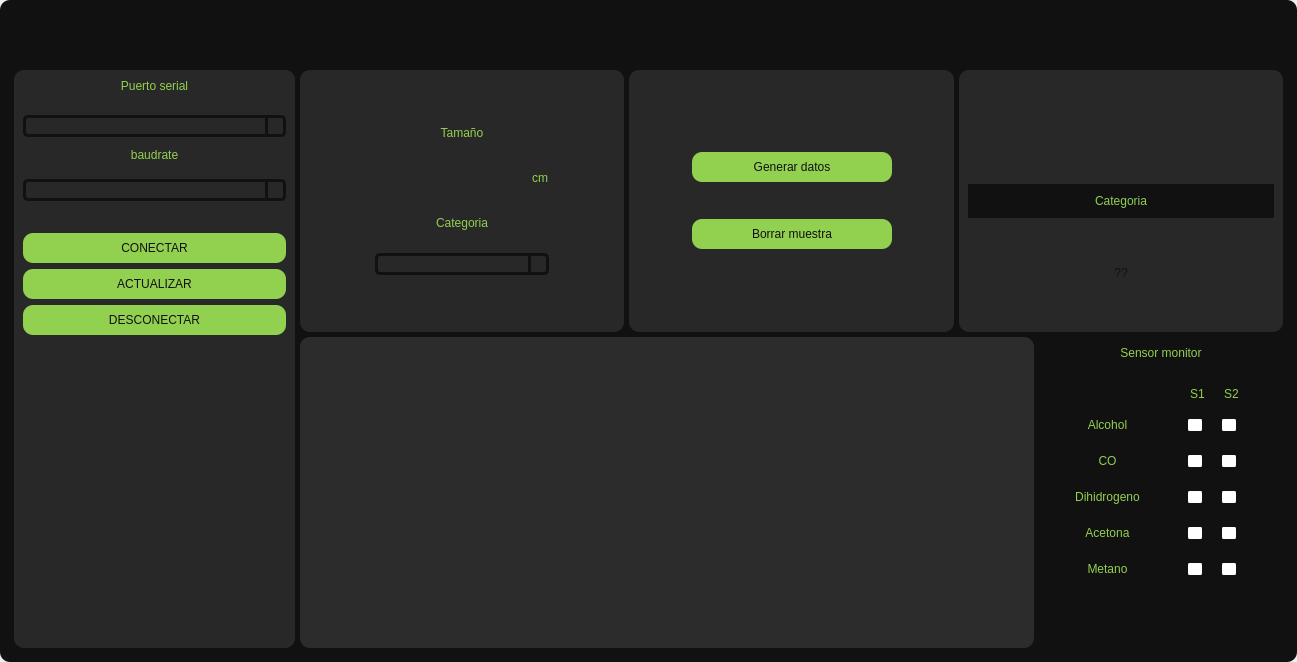
The window that Design.ui (victor456472/HMI-Enose) describes before a commit, drawn with Qt 5.
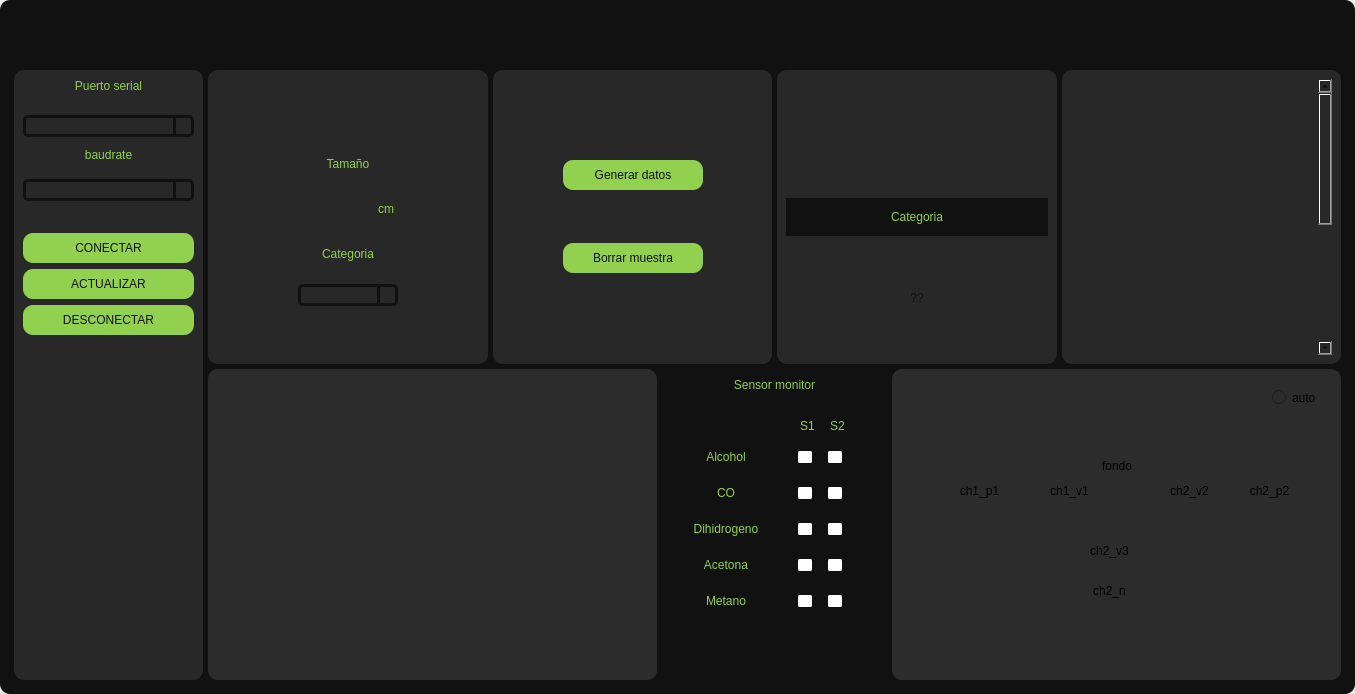
The same window after the commit. Icons and pictures are not drawn.

Commit message: frontend en mantenimiento

```diff
--- a/Design.ui
+++ b/Design.ui
@@ -6,8 +6,8 @@
    <rect>
     <x>0</x>
     <y>0</y>
-    <width>1297</width>
-    <height>662</height>
+    <width>1355</width>
+    <height>694</height>
    </rect>
   </property>
   <property name="windowTitle">
@@ -222,7 +222,7 @@
            <number>5</number>
           </property>
           <item>
-           <layout class="QHBoxLayout" name="horizontalLayout_3" stretch="2,7">
+           <layout class="QHBoxLayout" name="horizontalLayout_3" stretch="2,12">
             <item>
              <widget class="QFrame" name="frame_3">
               <property name="styleSheet">
@@ -506,7 +506,7 @@
             <item>
              <layout class="QVBoxLayout" name="verticalLayout_3" stretch="2,2">
               <item>
-               <layout class="QHBoxLayout" name="horizontalLayout_2" stretch="3,3,3">
+               <layout class="QHBoxLayout" name="horizontalLayout_2" stretch="3,3,3,3">
                 <property name="leftMargin">
                  <number>0</number>
                 </property>
@@ -528,6 +528,9 @@
                      <property name="orientation">
                       <enum>Qt::Vertical</enum>
                      </property>
+                     <property name="sizeType">
+                      <enum>QSizePolicy::MinimumExpanding</enum>
+                     </property>
                      <property name="sizeHint" stdset="0">
                       <size>
                        <width>20</width>
@@ -589,11 +592,11 @@
                          <enum>Qt::Horizontal</enum>
                         </property>
                         <property name="sizeType">
-                         <enum>QSizePolicy::MinimumExpanding</enum>
+                         <enum>QSizePolicy::Minimum</enum>
                         </property>
                         <property name="sizeHint" stdset="0">
                          <size>
-                          <width>50</width>
+                          <width>40</width>
                           <height>20</height>
                          </size>
                         </property>
@@ -603,13 +606,13 @@
                        <widget class="QLineEdit" name="lineEdit_tamano">
                         <property name="minimumSize">
                          <size>
-                          <width>150</width>
+                          <width>50</width>
                           <height>30</height>
                          </size>
                         </property>
                         <property name="maximumSize">
                          <size>
-                          <width>144</width>
+                          <width>50</width>
                           <height>16777215</height>
                          </size>
                         </property>
@@ -662,11 +665,11 @@
                          <enum>Qt::Horizontal</enum>
                         </property>
                         <property name="sizeType">
-                         <enum>QSizePolicy::MinimumExpanding</enum>
+                         <enum>QSizePolicy::Minimum</enum>
                         </property>
                         <property name="sizeHint" stdset="0">
                          <size>
-                          <width>50</width>
+                          <width>40</width>
                           <height>20</height>
                          </size>
                         </property>
@@ -716,7 +719,7 @@
                          <enum>Qt::Horizontal</enum>
                         </property>
                         <property name="sizeType">
-                         <enum>QSizePolicy::Maximum</enum>
+                         <enum>QSizePolicy::Minimum</enum>
                         </property>
                         <property name="sizeHint" stdset="0">
                          <size>
@@ -730,13 +733,13 @@
                        <widget class="QComboBox" name="comboBox_categoria">
                         <property name="minimumSize">
                          <size>
-                          <width>102</width>
+                          <width>100</width>
                           <height>0</height>
                          </size>
                         </property>
                         <property name="maximumSize">
                          <size>
-                          <width>174</width>
+                          <width>100</width>
                           <height>16777215</height>
                          </size>
                         </property>
@@ -774,7 +777,7 @@
                          <enum>Qt::Horizontal</enum>
                         </property>
                         <property name="sizeType">
-                         <enum>QSizePolicy::Maximum</enum>
+                         <enum>QSizePolicy::Minimum</enum>
                         </property>
                         <property name="sizeHint" stdset="0">
                          <size>
@@ -793,7 +796,7 @@
                       <enum>Qt::Vertical</enum>
                      </property>
                      <property name="sizeType">
-                      <enum>QSizePolicy::Expanding</enum>
+                      <enum>QSizePolicy::Minimum</enum>
                      </property>
                      <property name="sizeHint" stdset="0">
                       <size>
@@ -903,7 +906,7 @@
                              <widget class="QPushButton" name="boton_generar_datos">
                               <property name="minimumSize">
                                <size>
-                                <width>200</width>
+                                <width>100</width>
                                 <height>30</height>
                                </size>
                               </property>
@@ -1212,10 +1215,90 @@
                   </layout>
                  </widget>
                 </item>
+                <item>
+                 <widget class="QFrame" name="frame_32">
+                  <property name="styleSheet">
+                   <string notr="true">background-color:rgb(40,40,40);
+border-radius:10px</string>
+                  </property>
+                  <property name="frameShape">
+                   <enum>QFrame::StyledPanel</enum>
+                  </property>
+                  <property name="frameShadow">
+                   <enum>QFrame::Raised</enum>
+                  </property>
+                  <layout class="QVBoxLayout" name="verticalLayout_18">
+                   <item>
+                    <widget class="QScrollArea" name="scrollArea">
+                     <property name="styleSheet">
+                      <string notr="true"> QScrollBar:vertical{
+	border:none;
+	background-color: rgb(80,80,122);
+	width: 14px;
+	margin: 15px 0 15px 0;
+	border-radius: 0px;
+}
+
+QScrollBar::handle:vertical{
+	background-color:rgb(80,80,122);
+	min-height:30px;
+	border-radius:7px;
+}
+QScrollBar::handle:vertical:hover{
+	background-color: rgb(164, 252, 97);
+}
+QScrollBar::handle:vertical:pressed{
+	background-color: rgb(53, 148, 39);
+}
+QScrollBar::sub-line:vertical{
+	border:none;
+	background-color: rgb(80,80,122);
+	height: 15px;
+}</string>
+                     </property>
+                     <property name="widgetResizable">
+                      <bool>true</bool>
+                     </property>
+                     <widget class="QWidget" name="scrollAreaWidgetContents">
+                      <property name="geometry">
+                       <rect>
+                        <x>0</x>
+                        <y>0</y>
+                        <width>245</width>
+                        <height>518</height>
+                       </rect>
+                      </property>
+                      <layout class="QVBoxLayout" name="verticalLayout_19">
+                       <item>
+                        <widget class="QFrame" name="frame_33">
+                         <property name="minimumSize">
+                          <size>
+                           <width>0</width>
+                           <height>500</height>
+                          </size>
+                         </property>
+                         <property name="styleSheet">
+                          <string notr="true"/>
+                         </property>
+                         <property name="frameShape">
+                          <enum>QFrame::StyledPanel</enum>
+                         </property>
+                         <property name="frameShadow">
+                          <enum>QFrame::Raised</enum>
+                         </property>
+                        </widget>
+                       </item>
+                      </layout>
+                     </widget>
+                    </widget>
+                   </item>
+                  </layout>
+                 </widget>
+                </item>
                </layout>
               </item>
               <item>
-               <layout class="QHBoxLayout" name="horizontalLayout_10" stretch="6,2">
+               <layout class="QHBoxLayout" name="horizontalLayout_10" stretch="6,3,6">
                 <item>
                  <widget class="QFrame" name="frame_5">
                   <property name="styleSheet">
@@ -2089,6 +2172,124 @@
                   </layout>
                  </widget>
                 </item>
+                <item>
+                 <widget class="QFrame" name="frame_31">
+                  <property name="styleSheet">
+                   <string notr="true">background-color:rgb(44,44,44);
+border-radius:10px</string>
+                  </property>
+                  <property name="frameShape">
+                   <enum>QFrame::StyledPanel</enum>
+                  </property>
+                  <property name="frameShadow">
+                   <enum>QFrame::Raised</enum>
+                  </property>
+                  <widget class="QRadioButton" name="radioButton">
+                   <property name="geometry">
+                    <rect>
+                     <x>380</x>
+                     <y>20</y>
+                     <width>51</width>
+                     <height>17</height>
+                    </rect>
+                   </property>
+                   <property name="text">
+                    <string>auto</string>
+                   </property>
+                  </widget>
+                  <widget class="QPushButton" name="button_ch2_n">
+                   <property name="geometry">
+                    <rect>
+                     <x>180</x>
+                     <y>210</y>
+                     <width>75</width>
+                     <height>23</height>
+                    </rect>
+                   </property>
+                   <property name="text">
+                    <string>ch2_n</string>
+                   </property>
+                  </widget>
+                  <widget class="QPushButton" name="button_ch2_v3">
+                   <property name="geometry">
+                    <rect>
+                     <x>180</x>
+                     <y>170</y>
+                     <width>75</width>
+                     <height>23</height>
+                    </rect>
+                   </property>
+                   <property name="text">
+                    <string>ch2_v3</string>
+                   </property>
+                  </widget>
+                  <widget class="QPushButton" name="button_ch2_v2">
+                   <property name="geometry">
+                    <rect>
+                     <x>260</x>
+                     <y>110</y>
+                     <width>75</width>
+                     <height>23</height>
+                    </rect>
+                   </property>
+                   <property name="text">
+                    <string>ch2_v2</string>
+                   </property>
+                  </widget>
+                  <widget class="QPushButton" name="button_ch2_p2">
+                   <property name="geometry">
+                    <rect>
+                     <x>340</x>
+                     <y>110</y>
+                     <width>75</width>
+                     <height>23</height>
+                    </rect>
+                   </property>
+                   <property name="text">
+                    <string>ch2_p2</string>
+                   </property>
+                  </widget>
+                  <widget class="QPushButton" name="button_ch1_v1">
+                   <property name="geometry">
+                    <rect>
+                     <x>140</x>
+                     <y>110</y>
+                     <width>75</width>
+                     <height>23</height>
+                    </rect>
+                   </property>
+                   <property name="text">
+                    <string>ch1_v1</string>
+                   </property>
+                  </widget>
+                  <widget class="QPushButton" name="button_ch1_p1">
+                   <property name="geometry">
+                    <rect>
+                     <x>50</x>
+                     <y>110</y>
+                     <width>75</width>
+                     <height>23</height>
+                    </rect>
+                   </property>
+                   <property name="text">
+                    <string>ch1_p1</string>
+                   </property>
+                  </widget>
+                  <widget class="QLabel" name="imagen_fondo">
+                   <property name="geometry">
+                    <rect>
+                     <x>210</x>
+                     <y>90</y>
+                     <width>47</width>
+                     <height>13</height>
+                    </rect>
+                   </property>
+                   <property name="text">
+                    <string>fondo</string>
+                   </property>
+                  </widget>
+                 </widget>
+                </item>
                </layout>
               </item>
              </layout>
```
The commit also changes 1 other file.
